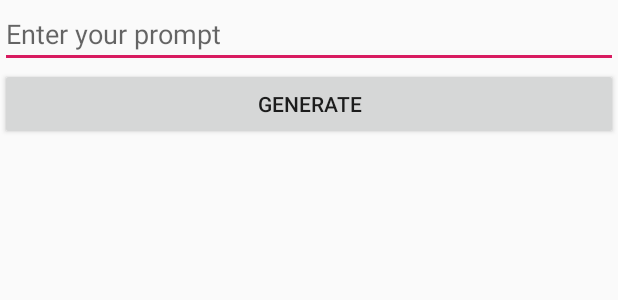
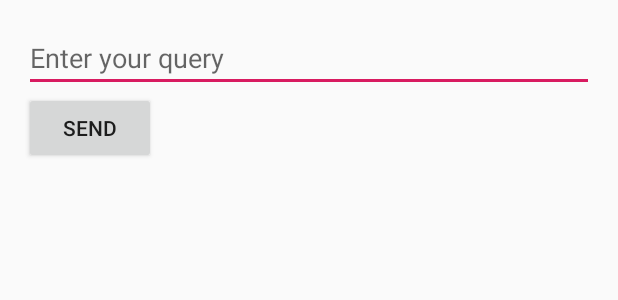
Before and after one commit to Goutham-Erra0830/Android-Project, an Android app: the layout activity_gpt.xml on its own in the app's theme, with its tools: preview values and no code run, on a phone screen of 412 x 824 dp. Shown: the top 300 px of the screen. Run offline under Robolectric (Android 15) with nearby library versions, the phone set to English and light mode, and no system bars.

Commit message:
Nutrition Tab changes

```diff
--- a/app/build.gradle.kts
+++ b/app/build.gradle.kts
@@ -72,6 +72,8 @@ dependencies {
     implementation ("com.github.lzyzsd:circleprogress:1.2.1")
     implementation ("com.github.AnyChart:AnyChart-Android:1.1.5")
     implementation ("com.squareup.okhttp3:logging-interceptor:4.9.1")
+    implementation("com.squareup.retrofit2:retrofit:2.9.0")
+    implementation("com.squareup.retrofit2:converter-gson:2.9.0")
 
 
 
--- a/app/src/main/res/layout/activity_gpt.xml
+++ b/app/src/main/res/layout/activity_gpt.xml
@@ -1,27 +1,25 @@
 <?xml version="1.0" encoding="utf-8"?>
-<RelativeLayout xmlns:android="http://schemas.android.com/apk/res/android"
-    xmlns:tools="http://schemas.android.com/tools"
+<LinearLayout xmlns:android="http://schemas.android.com/apk/res/android"
     android:layout_width="match_parent"
     android:layout_height="match_parent"
-    tools:context=".GptActivity">
+    android:orientation="vertical"
+    android:padding="16dp">
 
     <EditText
-        android:id="@+id/userInputEditText"
+        android:id="@+id/editQuery"
         android:layout_width="match_parent"
         android:layout_height="wrap_content"
-        android:hint="Enter your prompt"/>
+        android:hint="Enter your query"/>
 
     <Button
-        android:id="@+id/generateButton"
-        android:layout_width="match_parent"
+        android:id="@+id/btnSend"
+        android:layout_width="wrap_content"
         android:layout_height="wrap_content"
-        android:layout_below="@id/userInputEditText"
-        android:text="Generate"/>
+        android:text="Send"/>
 
     <TextView
-        android:id="@+id/generatedTextTextView"
+        android:id="@+id/tvResponse"
         android:layout_width="match_parent"
-        android:layout_height="wrap_content"
-        android:layout_below="@id/generateButton"
-        android:padding="16dp"/>
-</RelativeLayout>
+        android:layout_height="536dp" />
+
+</LinearLayout>
```
Also changed, not shown: app/src/main/java/com/example/aep/ChatGPTRequest.java (added, +55 -0 lines), app/src/main/java/com/example/aep/ChatGPTResponse.java (added, +51 -0 lines), app/src/main/java/com/example/aep/GptActivity.java (+65 -65 lines), app/src/main/java/com/example/aep/OpenAIApiService.java (added, +10 -0 lines).
